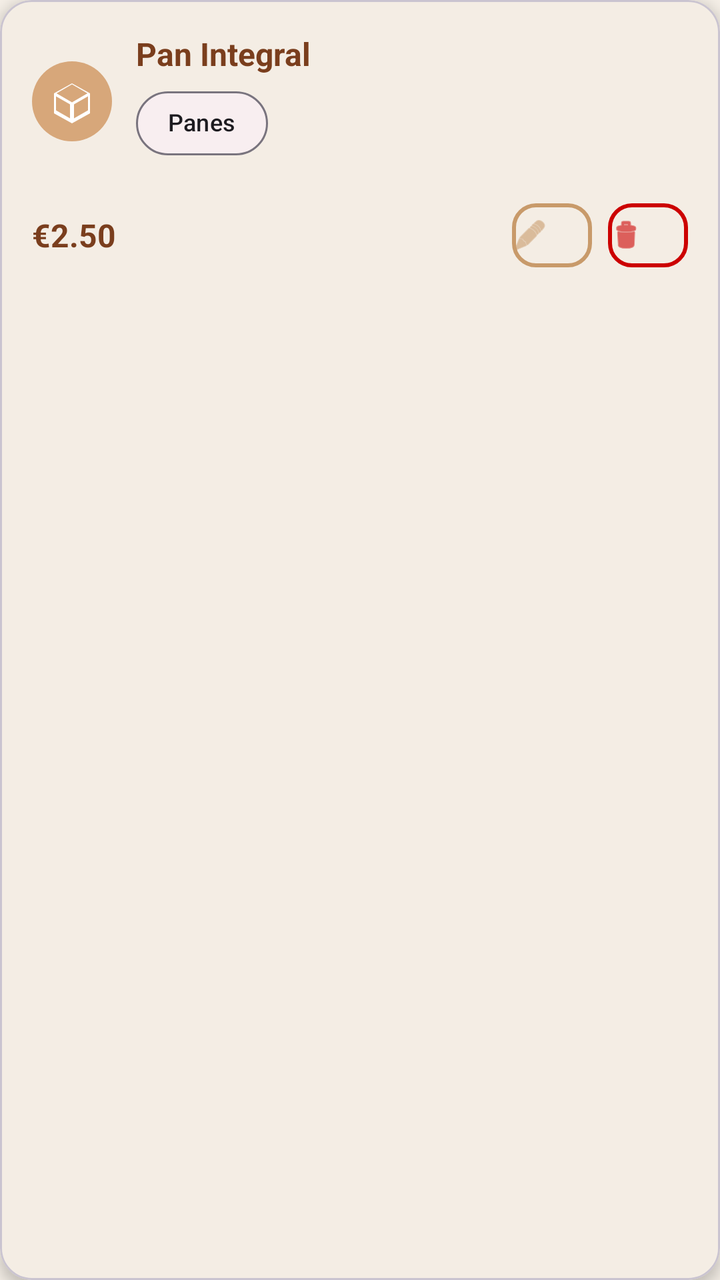
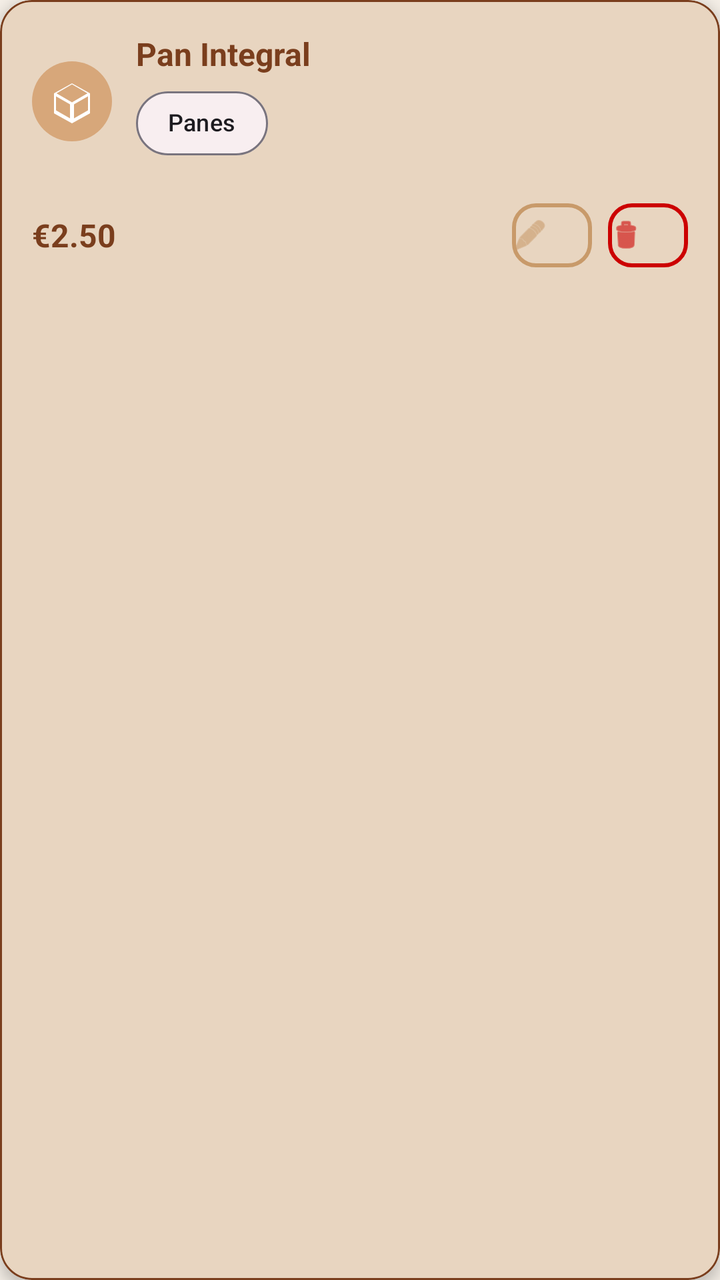

The first picture is an Android layout as it rendered before a commit; the second is the same layout after the commit. The layout source and the unified diff follow.
<!-- AndroidManifest.xml: application theme Theme.AppPanadero -->
<!-- res/layout/item_producto_admin.xml -->
<?xml version="1.0" encoding="utf-8"?>
<com.google.android.material.card.MaterialCardView
    xmlns:android="http://schemas.android.com/apk/res/android"
    xmlns:app="http://schemas.android.com/apk/res-auto"
    android:layout_width="match_parent"
    android:layout_height="wrap_content"
    android:layout_marginBottom="16dp"
    app:cardCornerRadius="16dp"
    app:cardElevation="4dp"
    style="@style/CardPrimary"
    app:strokeWidth="1dp">

    <LinearLayout
        android:layout_width="match_parent"
        android:layout_height="wrap_content"
        android:orientation="vertical"
        android:padding="16dp">

        
        <LinearLayout
            android:layout_width="match_parent"
            android:layout_height="wrap_content"
            android:orientation="horizontal"
            android:gravity="center_vertical">

            
            <ImageView
                android:layout_width="40dp"
                android:layout_height="40dp"
                android:src="@drawable/ic_box"
                android:background="@drawable/bg_circle_light"
                android:padding="8dp"/>

            
            <LinearLayout
                android:layout_width="0dp"
                android:layout_height="wrap_content"
                android:layout_weight="1"
                android:layout_marginStart="12dp"
                android:orientation="vertical">

                <TextView
                    android:id="@+id/tvNombreProducto"
                    android:layout_width="wrap_content"
                    android:layout_height="wrap_content"
                    android:text="Pan Integral"
                    android:textStyle="bold"
                    android:textSize="16sp"
                    android:textColor="@color/primary_dark"/>

                
                <com.google.android.material.chip.Chip
                    android:id="@+id/chipCategoria"
                    android:layout_width="wrap_content"
                    android:layout_height="wrap_content"
                    android:text="Panes"
                    app:chipCornerRadius="16dp"
                    app:chipStrokeWidth="1dp"
                    android:textSize="12sp"/>

            </LinearLayout>

        </LinearLayout>

        
        <LinearLayout
            android:layout_width="match_parent"
            android:layout_height="wrap_content"
            android:orientation="horizontal"
            android:layout_marginTop="12dp"
            android:gravity="center_vertical">

            
            <LinearLayout
                android:layout_width="0dp"
                android:layout_height="wrap_content"
                android:layout_weight="1"
                android:orientation="vertical">

                <TextView
                    android:id="@+id/tvPrecio"
                    android:layout_width="wrap_content"
                    android:layout_height="wrap_content"
                    android:text="€2.50"
                    android:textStyle="bold"
                    android:textSize="16sp"
                    android:textColor="@color/primary_dark"/>


            </LinearLayout>

            
            <LinearLayout
                android:layout_width="wrap_content"
                android:layout_height="wrap_content"
                android:orientation="horizontal">

                <com.google.android.material.button.MaterialButton
                    android:id="@+id/btnEditar"
                    android:layout_width="40dp"
                    android:layout_height="40dp"
                    android:backgroundTint="@android:color/transparent"
                    android:padding="0dp"
                    app:cornerRadius="12dp"
                    app:icon="@android:drawable/ic_menu_edit"
                    app:iconTint="@color/primary_color"
                    app:strokeColor="@color/primary_color"
                    app:strokeWidth="2dp" />

                <com.google.android.material.button.MaterialButton
                    android:id="@+id/btnEliminar"
                    android:layout_width="40dp"
                    android:layout_height="40dp"
                    android:layout_marginStart="8dp"
                    android:backgroundTint="@android:color/transparent"
                    android:padding="0dp"
                    app:cornerRadius="12dp"
                    app:icon="@android:drawable/ic_menu_delete"
                    app:iconTint="@android:color/holo_red_dark"
                    app:strokeColor="@android:color/holo_red_dark"
                    app:strokeWidth="2dp" />

            </LinearLayout>

        </LinearLayout>

    </LinearLayout>

</com.google.android.material.card.MaterialCardView>
<!-- resources referenced by this layout -->
<resources>
  <color name="primary_color">#C89A6A</color>
  <color name="primary_dark">#7A3E1D</color>
  <!-- drawable bg_circle_light (drawable) -->
  <shape xmlns:android="http://schemas.android.com/apk/res/android">
      <solid android:color="@color/primary_light"/>
      <corners android:radius="50dp"/>
  </shape>
  <!-- drawable ic_box (drawable) -->
  <vector xmlns:android="http://schemas.android.com/apk/res/android"
      android:width="24dp"
      android:height="24dp"
      android:viewportWidth="24"
      android:viewportHeight="24"
      android:tint="@android:color/white">
  
      <path
          android:fillColor="@android:color/white"
          android:pathData="M21,8l-9,-5 -9,5v10l9,5 9,-5V8zM12,3.5L19.74,8 12,12.5 4.26,8 12,3.5zM4,9.5l7,4v7l-7,-4v-7zm16,0v7l-7,4v-7l7,-4z"/>
  </vector>
  <style name="CardPrimary" parent="Widget.MaterialComponents.CardView">
          <item name="cardCornerRadius">24dp</item>
          <item name="cardElevation">8dp</item>
          <item name="cardBackgroundColor">@color/background_card</item>
      </style>
  <style name="Theme.AppPanadero" parent="Base.Theme.AppPanadero" />
  <color name="primary_light">#D7A77A</color>
  <color name="background_card">#F4EDE4</color>
  <style name="Base.Theme.AppPanadero" parent="Theme.Material3.DayNight.NoActionBar">
          <item name="android:colorBackground">@color/background</item>
          <item name="colorPrimary">@color/primary_color</item>
          <item name="colorOnPrimary">@color/white</item>
      </style>
  <color name="background">#F5EFE7</color>
  <color name="white">#FFFFFF</color>
</resources>

<!-- the commit's change to res/layout/item_producto_admin.xml (unified diff, before → after) -->
@@ -7,7 +7,7 @@
     android:layout_marginBottom="16dp"
     app:cardCornerRadius="16dp"
     app:cardElevation="4dp"
-    style="@style/CardPrimary"
+    style="@style/CardSecondary"
     app:strokeWidth="1dp">
 
     <LinearLayout
<!-- resource entries referenced after the edit -->
@@ -19,14 +19,25 @@
           android:fillColor="@android:color/white"
           android:pathData="M21,8l-9,-5 -9,5v10l9,5 9,-5V8zM12,3.5L19.74,8 12,12.5 4.26,8 12,3.5zM4,9.5l7,4v7l-7,-4v-7zm16,0v7l-7,4v-7l7,-4z"/>
   </vector>
-  <style name="CardPrimary" parent="Widget.MaterialComponents.CardView">
-          <item name="cardCornerRadius">24dp</item>
-          <item name="cardElevation">8dp</item>
-          <item name="cardBackgroundColor">@color/background_card</item>
+  <style name="CardSecondary" parent="Widget.Material3.CardView.Outlined">
+  
+          
+          <item name="cardCornerRadius">16dp</item>
+  
+          
+          <item name="cardElevation">2dp</item>
+  
+          
+          <item name="cardBackgroundColor">@color/brown_light</item>
+  
+          
+          <item name="strokeColor">@color/primary_dark</item>
+          <item name="strokeWidth">1dp</item>
+  
       </style>
   <style name="Theme.AppPanadero" parent="Base.Theme.AppPanadero" />
   <color name="primary_light">#D7A77A</color>
-  <color name="background_card">#F4EDE4</color>
+  <color name="brown_light">#E8D5C0</color>
   <style name="Base.Theme.AppPanadero" parent="Theme.Material3.DayNight.NoActionBar">
           <item name="android:colorBackground">@color/background</item>
           <item name="colorPrimary">@color/primary_color</item>
